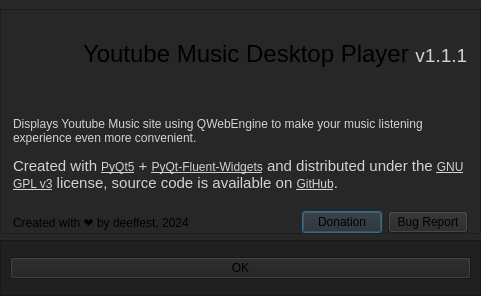
Old version of the form core/ui/about_dialog.ui in the repository deeffest/Youtube-Music-Desktop-Player.
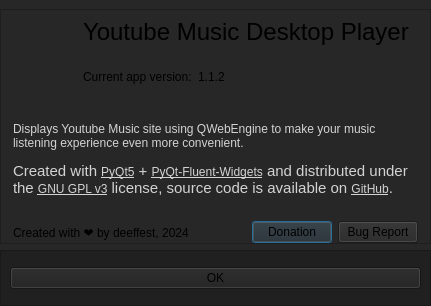
New version of the form. Icons and pictures are not drawn. Custom widgets are drawn as their Qt base class.

```diff
--- a/core/ui/about_dialog.ui
+++ b/core/ui/about_dialog.ui
@@ -6,8 +6,8 @@
    <rect>
     <x>0</x>
     <y>0</y>
-    <width>480</width>
-    <height>296</height>
+    <width>431</width>
+    <height>306</height>
    </rect>
   </property>
   <property name="windowTitle">
@@ -81,11 +81,55 @@
          </widget>
         </item>
         <item>
-         <widget class="TitleLabel" name="TitleLabel">
-          <property name="text">
-           <string>&lt;html&gt;&lt;head/&gt;&lt;body&gt;&lt;p&gt;&lt;span style=&quot; font-size:18pt;&quot;&gt;Youtube Music Desktop Player &lt;/span&gt;&lt;span style=&quot; font-size:14pt; color:#d3d3d3;&quot;&gt;v1.1.1&lt;/span&gt;&lt;/p&gt;&lt;/body&gt;&lt;/html&gt;</string>
+         <layout class="QVBoxLayout" name="verticalLayout_3">
+          <property name="spacing">
+           <number>0</number>
           </property>
-         </widget>
+          <item>
+           <widget class="TitleLabel" name="TitleLabel">
+            <property name="text">
+             <string>&lt;html&gt;&lt;head/&gt;&lt;body&gt;&lt;p&gt;&lt;span style=&quot; font-size:18pt;&quot;&gt;Youtube Music Desktop Player&lt;/span&gt;&lt;/p&gt;&lt;/body&gt;&lt;/html&gt;</string>
+            </property>
+           </widget>
+          </item>
+          <item>
+           <layout class="QHBoxLayout" name="horizontalLayout_2">
+            <property name="spacing">
+             <number>6</number>
+            </property>
+            <item>
+             <widget class="BodyLabel" name="BodyLabel_3">
+              <property name="text">
+               <string>Current app version:</string>
+              </property>
+             </widget>
+            </item>
+            <item>
+             <widget class="BodyLabel" name="BodyLabel_2">
+              <property name="styleSheet">
+               <string notr="true"/>
+              </property>
+              <property name="text">
+               <string>1.1.2</string>
+              </property>
+             </widget>
+            </item>
+            <item>
+             <spacer name="horizontalSpacer_2">
+              <property name="orientation">
+               <enum>Qt::Horizontal</enum>
+              </property>
+              <property name="sizeHint" stdset="0">
+               <size>
+                <width>40</width>
+                <height>20</height>
+               </size>
+              </property>
+             </spacer>
+            </item>
+           </layout>
+          </item>
+         </layout>
         </item>
        </layout>
       </item>
@@ -102,13 +146,13 @@
           <property name="minimumSize">
            <size>
             <width>0</width>
-            <height>100</height>
+            <height>110</height>
            </size>
           </property>
           <property name="maximumSize">
            <size>
             <width>16777215</width>
-            <height>100</height>
+            <height>110</height>
            </size>
           </property>
           <property name="contextMenuPolicy">
```
Left out of the diff: 3 changed lines with no effect on the pictures.
